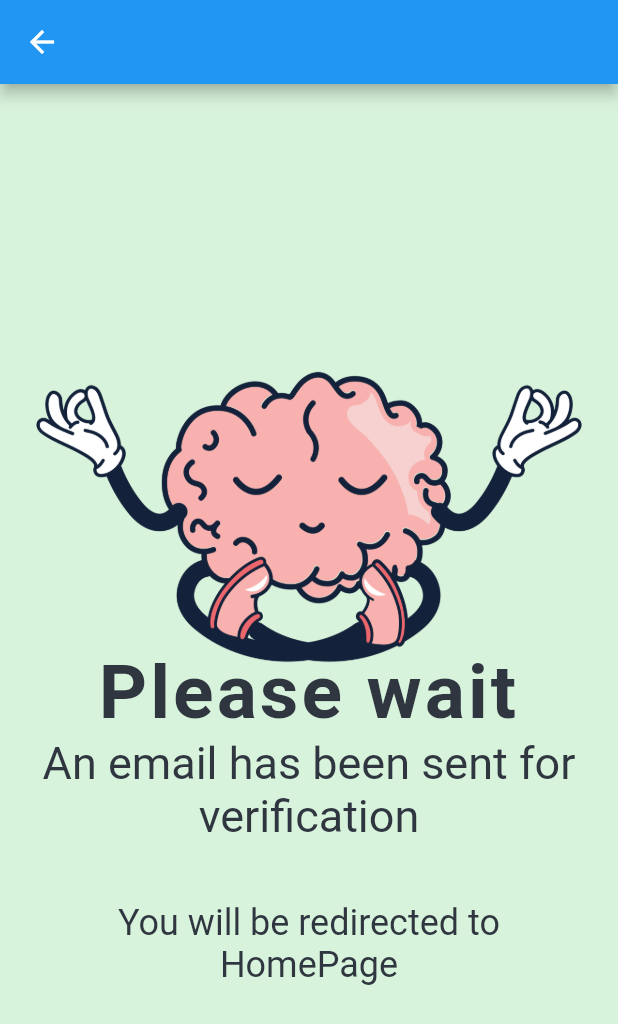
After one commit to aviraltandon21/flash-chat-flutter, a Flutter app: the VerifyScreen screen opened by its route, on a phone screen of 412 x 824 dp. The commit adds this screen. Shown: the top 1024 px of the screen. Run offline on Flutter 3.47's test engine with Material 2 defaults, Android fonts, the phone set to English and light mode, and no system bars; our stand-ins replace animated_text_kit, cloud_firestore, firebase_auth, firebase_core, modal_progress_hud; accounts and stored records are empty; network calls fail; Roboto replaces fonts that are missing (Anton).

Commit message:
Added Email Verification functionality

```diff
--- a/lib/main.dart
+++ b/lib/main.dart
@@ -1,3 +1,4 @@
+import 'package:flash_chat/screens/verify_screen.dart';
 import 'package:flutter/material.dart';
 import 'package:flash_chat/screens/welcome_screen.dart';
 import 'package:flash_chat/screens/login_screen.dart';
@@ -27,6 +28,7 @@ class FlashChat extends StatelessWidget {
         LoginScreen.id: (context) => LoginScreen(),
         RegistrationScreen.id: (context) => RegistrationScreen(),
         ChatScreen.id: (context) => ChatScreen(),
+        VerifyScreen.id: (context) => VerifyScreen()
       },
     );
   }
--- a/lib/screens/registration_screen.dart
+++ b/lib/screens/registration_screen.dart
@@ -1,10 +1,9 @@
 import 'package:firebase_auth/firebase_auth.dart';
-import 'package:flash_chat/screens/welcome_screen.dart';
 import 'package:flutter/material.dart';
 import 'package:flash_chat/components/rounded_button.dart';
 import 'package:flash_chat/constants.dart';
-import 'chat_screen.dart';
 import 'package:modal_progress_hud/modal_progress_hud.dart';
+import 'package:flash_chat/screens/verify_screen.dart';
 
 class RegistrationScreen extends StatefulWidget {
   static const String id = 'registration_screen';
@@ -75,7 +74,7 @@ class _RegistrationScreenState extends State<RegistrationScreen> {
                   try {
                     final newUser = await _auth.createUserWithEmailAndPassword(email: email, password: password);
                     if(newUser!=null) {
-                      Navigator.pushNamed(context, WelcomeScreen.id);
+                      Navigator.pushNamed(context, VerifyScreen.id);
                     }
                     setState(() {
                       showSpinner=false;
--- /dev/null
+++ b/lib/screens/verify_screen.dart
@@ -0,0 +1,116 @@
+import 'dart:async';
+
+import 'package:flutter/material.dart';
+import 'package:firebase_auth/firebase_auth.dart';
+import 'package:flash_chat/screens/welcome_screen.dart';
+
+class VerifyScreen extends StatefulWidget {
+  static const String id = 'verify_screen';
+  @override
+  _VerifyScreenState createState() => _VerifyScreenState();
+}
+
+class _VerifyScreenState extends State<VerifyScreen> with SingleTickerProviderStateMixin {
+
+
+  AnimationController _controller;
+  final RelativeRectTween _relativeRectTween = RelativeRectTween(
+      begin: RelativeRect.fromLTRB(24, 24, 24, 200),
+      end: RelativeRect.fromLTRB(24, 24, 24, 250),
+  );
+  final auth = FirebaseAuth.instance;
+  User user;
+  Timer timer;
+
+  @override
+  void initState() {
+    user = auth.currentUser;
+    user.sendEmailVerification();
+
+    timer = Timer.periodic(Duration(seconds: 5), (timer) {
+      checkEmailVerified();
+    });
+    super.initState();
+    _controller = AnimationController(vsync: this, duration: const Duration(seconds: 3))
+      ..repeat(reverse: true);
+  }
+
+  @override
+  void dispose() {
+    timer.cancel();
+    super.dispose();
+  }
+
+  @override
+  Widget build(BuildContext context) {
+    return Scaffold(
+      appBar: AppBar(),
+      backgroundColor: const Color(0xffd8f3dc),
+      body: Stack(
+        children: [
+          PositionedTransition(
+            rect: _relativeRectTween.animate(_controller),
+            child: Container(
+              child: Image.asset('images/brain.png'),
+            ),
+          ),
+
+          Positioned(
+            top: 150,
+            bottom: 0,
+            left: 24,
+            right: 24,
+            child: Column(
+              mainAxisAlignment: MainAxisAlignment.center,
+              crossAxisAlignment: CrossAxisAlignment.center,
+              children: const [
+                SizedBox(
+                  height: 60.0,
+                ),
+                const Text(
+                  'Please wait',
+                  textAlign: TextAlign.center,
+                  style: TextStyle(
+                      fontSize: 50,
+                      letterSpacing: 2,
+                      color: const Color(0xff2f3640),
+                      fontFamily: 'Anton',
+                      fontWeight: FontWeight.bold),
+                ),
+
+                const Text(
+                  'An email has been sent for verification',
+                  textAlign: TextAlign.center,
+                  style: TextStyle(
+                    fontSize: 30,
+                    color: const Color(0xff2f3640),
+                  ),
+                ),
+                SizedBox(
+                  height: 40.0,
+                ),
+                const Text(
+                  'You will be redirected to HomePage',
+                  textAlign: TextAlign.center,
+                  style: TextStyle(
+                    fontSize: 24,
+                    color: const Color(0xff2f3640),
+                  ),
+                ),
+              ],
+            ),
+          )
+        ],
+      ),
+    );
+  }
+
+  Future<void> checkEmailVerified() async {
+    user = auth.currentUser;
+    await user.reload();
+    if (user.emailVerified) {
+      timer.cancel();
+      Navigator.pushNamed(context, WelcomeScreen.id);
+    }
+  }
+}
--- a/lib/screens/welcome_screen.dart
+++ b/lib/screens/welcome_screen.dart
@@ -2,6 +2,7 @@ import 'package:flash_chat/screens/login_screen.dart';
 import 'package:flash_chat/screens/registration_screen.dart';
 import 'package:flutter/material.dart';
 import 'package:animated_text_kit/animated_text_kit.dart';
+
 import 'package:flash_chat/components/rounded_button.dart';
 
 class WelcomeScreen extends StatefulWidget {
```
Also changed, not shown: images/brain.png (added).
